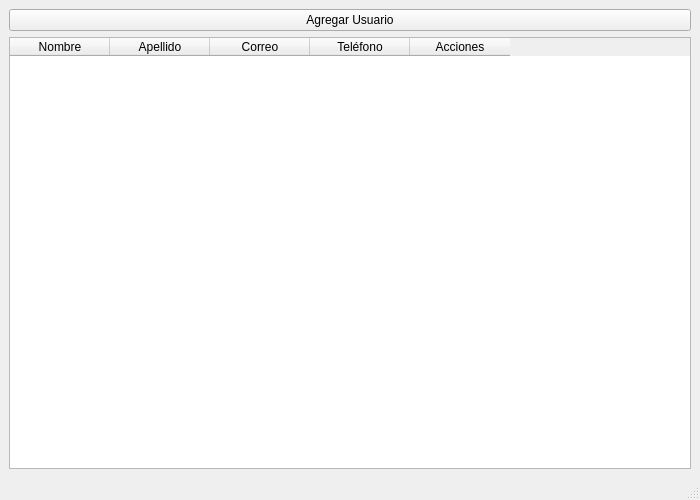
Qt form ventana.ui (TheDoyleDog/Eva-data) before a commit.
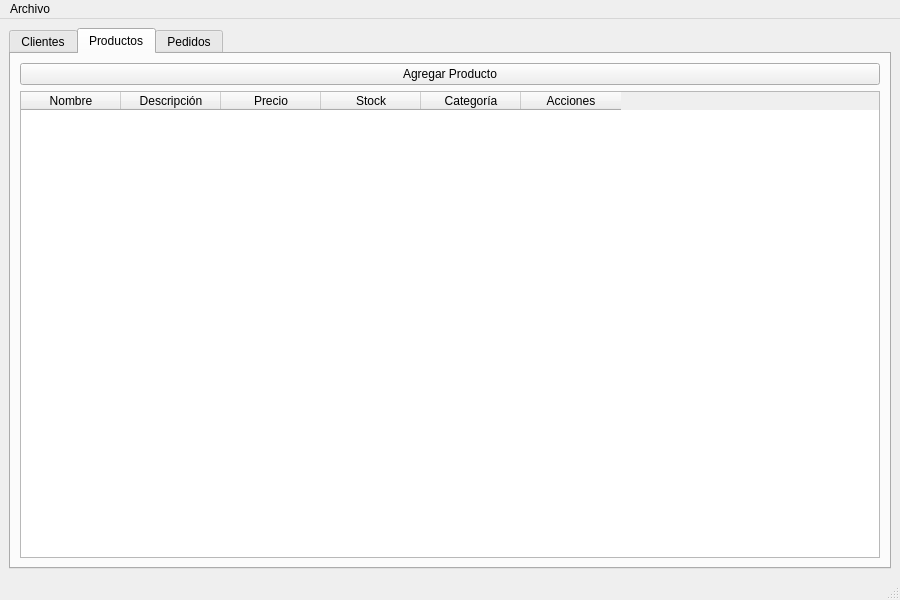
The same form after that commit. The open tabs and pages were chosen to show the change.

Commit message: App casi completa falta agregar pedidos

The edit to the form file:
```diff
--- a/ventana.ui
+++ b/ventana.ui
@@ -6,8 +6,8 @@
    <rect>
     <x>0</x>
     <y>0</y>
-    <width>700</width>
-    <height>500</height>
+    <width>900</width>
+    <height>600</height>
    </rect>
   </property>
   <property name="windowTitle">
@@ -16,16 +16,26 @@
   <widget class="QWidget" name="centralwidget">
    <layout class="QVBoxLayout" name="verticalLayout">
     <item>
-     <widget class="QPushButton" name="btnAgregar">
+     <widget class="QTabWidget" name="tabWidget">
+      <property name="currentIndex">
+       <number>0</number>
+      </property>
+      <widget class="QWidget" name="tabClientes">
+       <attribute name="title">
+        <string>Clientes</string>
+       </attribute>
+       <layout class="QVBoxLayout" name="verticalLayout_2">
+        <item>
+         <widget class="QPushButton" name="btnAgregarCliente">
       <property name="text">
-       <string>Agregar Usuario</string>
+           <string>Agregar Cliente</string>
       </property>
      </widget>
     </item>
     <item>
-     <widget class="QTableWidget" name="tablaUsuarios">
+         <widget class="QTableWidget" name="tablaClientes">
       <property name="columnCount">
-       <number>5</number>
+           <number>6</number>
       </property>
       <property name="rowCount">
        <number>0</number>
@@ -37,12 +47,7 @@
       </column>
       <column>
        <property name="text">
-        <string>Apellido</string>
-       </property>
-      </column>
-      <column>
-       <property name="text">
-        <string>Correo</string>
+            <string>Email</string>
        </property>
       </column>
       <column>
@@ -50,6 +55,16 @@
         <string>Teléfono</string>
        </property>
       </column>
+          <column>
+           <property name="text">
+            <string>Ciudad</string>
+           </property>
+          </column>
+          <column>
+           <property name="text">
+            <string>Fecha Registro</string>
+           </property>
+          </column>
       <column>
        <property name="text">
         <string>Acciones</string>
@@ -59,7 +74,135 @@
     </item>
    </layout>
   </widget>
-  <widget class="QMenuBar" name="menubar"/>
+      <widget class="QWidget" name="tabProductos">
+       <attribute name="title">
+        <string>Productos</string>
+       </attribute>
+       <layout class="QVBoxLayout" name="verticalLayout_3">
+        <item>
+         <widget class="QPushButton" name="btnAgregarProducto">
+          <property name="text">
+           <string>Agregar Producto</string>
+          </property>
+         </widget>
+        </item>
+        <item>
+         <widget class="QTableWidget" name="tablaProductos">
+          <property name="columnCount">
+           <number>6</number>
+          </property>
+          <property name="rowCount">
+           <number>0</number>
+          </property>
+          <column>
+           <property name="text">
+            <string>Nombre</string>
+           </property>
+          </column>
+          <column>
+           <property name="text">
+            <string>Descripción</string>
+           </property>
+          </column>
+          <column>
+           <property name="text">
+            <string>Precio</string>
+           </property>
+          </column>
+          <column>
+           <property name="text">
+            <string>Stock</string>
+           </property>
+          </column>
+          <column>
+           <property name="text">
+            <string>Categoría</string>
+           </property>
+          </column>
+          <column>
+           <property name="text">
+            <string>Acciones</string>
+           </property>
+          </column>
+         </widget>
+        </item>
+       </layout>
+      </widget>
+      <widget class="QWidget" name="tabPedidos">
+       <attribute name="title">
+        <string>Pedidos</string>
+       </attribute>
+       <layout class="QVBoxLayout" name="verticalLayout_4">
+        <item>
+         <widget class="QPushButton" name="btnAgregarPedido">
+          <property name="text">
+           <string>Agregar Pedido</string>
+          </property>
+         </widget>
+        </item>
+        <item>
+         <widget class="QTableWidget" name="tablaPedidos">
+          <property name="columnCount">
+           <number>6</number>
+          </property>
+          <property name="rowCount">
+           <number>0</number>
+          </property>
+          <column>
+           <property name="text">
+            <string>ID Pedido</string>
+           </property>
+          </column>
+          <column>
+           <property name="text">
+            <string>Cliente</string>
+           </property>
+          </column>
+          <column>
+           <property name="text">
+            <string>Fecha</string>
+           </property>
+          </column>
+          <column>
+           <property name="text">
+            <string>Estado</string>
+           </property>
+          </column>
+          <column>
+           <property name="text">
+            <string>Total</string>
+           </property>
+          </column>
+          <column>
+           <property name="text">
+            <string>Acciones</string>
+           </property>
+          </column>
+         </widget>
+        </item>
+       </layout>
+      </widget>
+     </widget>
+    </item>
+   </layout>
+  </widget>
+  <widget class="QMenuBar" name="menubar">
+   <property name="geometry">
+    <rect>
+     <x>0</x>
+     <y>0</y>
+     <width>900</width>
+     <height>22</height>
+    </rect>
+   </property>
+   <widget class="QMenu" name="menuArchivo">
+    <property name="title">
+     <string>Archivo</string>
+    </property>
+    <addaction name="actionSalir"/>
+   </widget>
+   <addaction name="menuArchivo"/>
+  </widget>
   <widget class="QStatusBar" name="statusbar"/>
  </widget>
  <resources/>
```
Left out of the diff: 8 changed lines with no effect on the pictures. Lines whose indentation alone changed are shown as unchanged. The commit also changes 11 other files.
